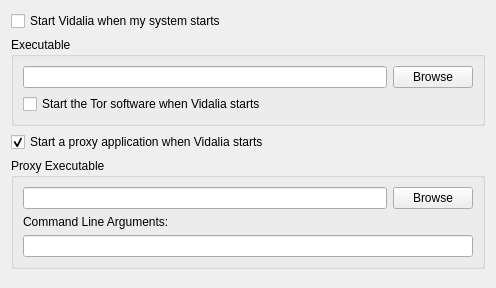
The window that src/vidalia/config/generalpage.ui (a-ilin/vidalia) describes before a commit, drawn with Qt 5.
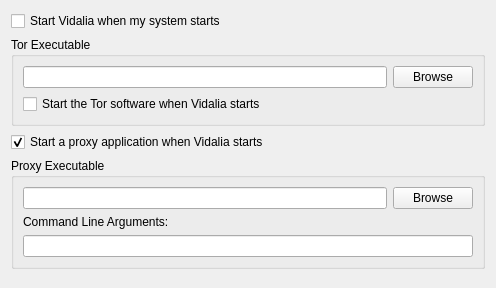
The same window after the commit.

```diff
--- a/src/vidalia/config/generalpage.ui
+++ b/src/vidalia/config/generalpage.ui
@@ -35,7 +35,7 @@
       <enum>Qt::NoContextMenu</enum>
      </property>
      <property name="title" >
-      <string>Executable</string>
+      <string>Tor Executable</string>
      </property>
      <layout class="QHBoxLayout" >
       <property name="spacing" >
```
